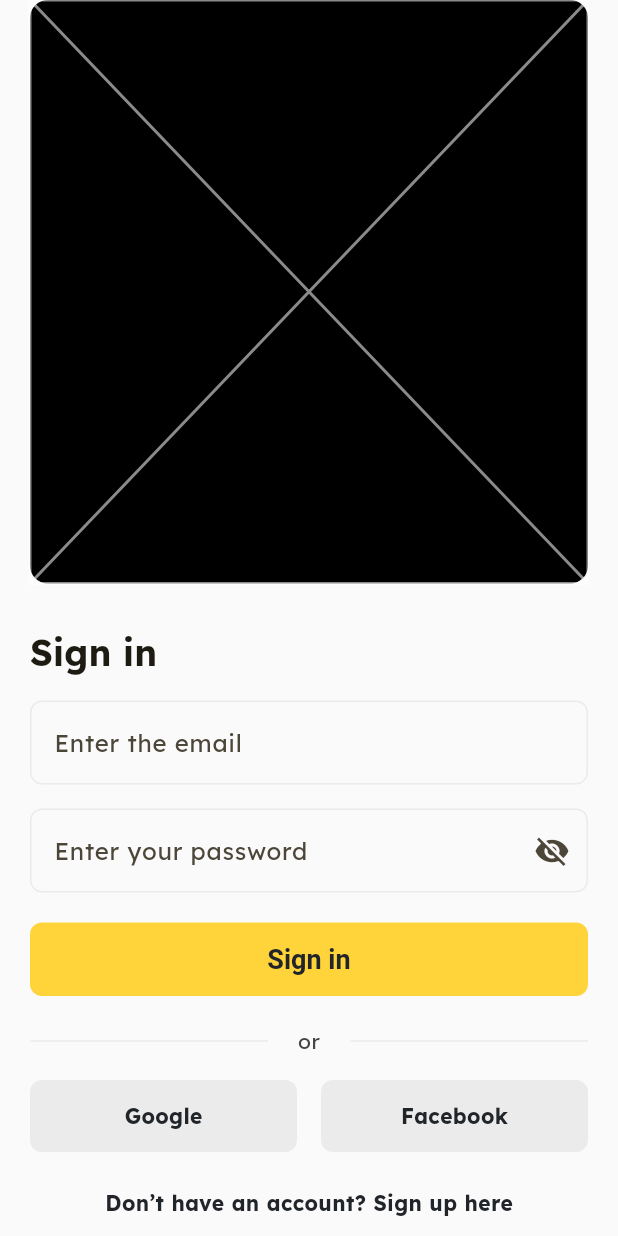
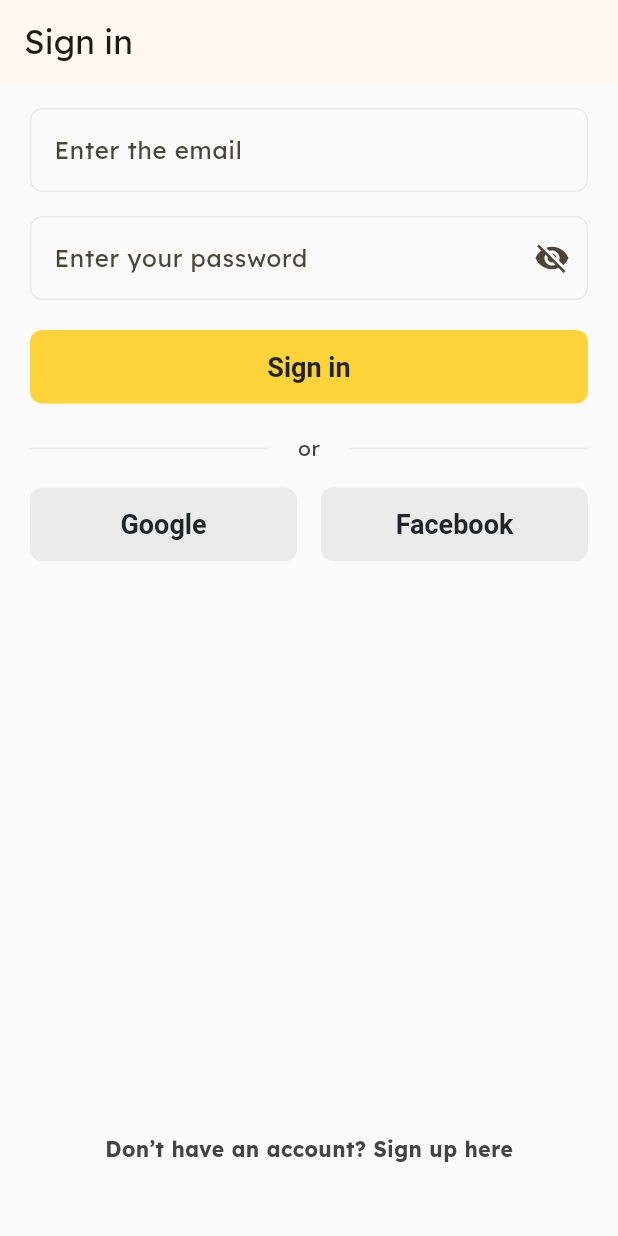
Before and after one commit to poojhaakumar0901/Checkaroo, a Flutter app: the screen it shows after launch, after a tap on "Get Started", on a phone screen of 412 x 824 dp. Run offline on Flutter 3.47's test engine with Material 3 defaults, Android fonts, the phone set to English and light mode, and no system bars; our stand-ins replace gap, get.

Commit message:
comments fixed

```diff
--- a/lib/config/theme.dart
+++ b/lib/config/theme.dart
@@ -37,10 +37,10 @@ class AppTheme {
 
     textTheme: const TextTheme(bodyMedium: TextStyle(color: Colors.white)),
 
-    textButtonTheme: TextButtonThemeData(
-      style: TextButton.styleFrom(
+    elevatedButtonTheme: ElevatedButtonThemeData(
+      style: ElevatedButton.styleFrom(
         backgroundColor: const Color(0xFFFFD43B),
-        foregroundColor: Colors.black,
+        foregroundColor: const Color(0xFF212529),
         textStyle: const TextStyle(fontWeight: FontWeight.bold, fontSize: 18),
         padding: const EdgeInsets.symmetric(vertical: 14),
         shape: RoundedRectangleBorder(borderRadius: BorderRadius.circular(8)),
--- a/lib/screens/onboarding_screen/view/onboarding_screen.dart
+++ b/lib/screens/onboarding_screen/view/onboarding_screen.dart
@@ -59,7 +59,6 @@ class OnboardingScreen extends StatelessWidget {
                 AppString.onBoardingDialog,
                 style: context.textTheme.bodyMedium?.copyWith(
                   fontWeight: FontWeight.bold,
-                  color: const Color(0xFF212529),
                 ),
               ),
             ),
--- a/lib/screens/sign_in_page/view/sign_in.dart
+++ b/lib/screens/sign_in_page/view/sign_in.dart
@@ -1,5 +1,3 @@
-import "dart:async";
-
 import "package:flutter/material.dart";
 import "package:gap/gap.dart";
 import "package:get/get.dart";
@@ -14,32 +12,30 @@ class SignInScreen extends GetView<SignInController> {
 
   @override
   Widget build(final BuildContext context) => Scaffold(
+    appBar: AppBar(
+      title: const Text(AppString.signIn),
+      centerTitle: false,
+      automaticallyImplyLeading: false,
+    ),
+    resizeToAvoidBottomInset: false,
     body: SafeArea(
-      child: Padding(
-        padding: EdgeInsets.symmetric(horizontal: AppConstants.kScreenPadding),
+      child: GestureDetector(
+        onTap: () => FocusScope.of(context).unfocus(),
+        behavior: HitTestBehavior.opaque,
+        child: LayoutBuilder(
+          builder:
+              (final BuildContext context, final BoxConstraints constraints) =>
+                  SingleChildScrollView(
+                    padding: EdgeInsets.symmetric(
+                      horizontal: AppConstants.kScreenPadding,
+                    ),
+                    child: ConstrainedBox(
+                      constraints: BoxConstraints(
+                        minHeight: constraints.maxHeight,
+                      ),
+                      child: IntrinsicHeight(
                         child: Column(
-          crossAxisAlignment: CrossAxisAlignment.stretch,
                           children: <Widget>[
-            Expanded(
-              child: Container(
-                width: double.infinity,
-                decoration: BoxDecoration(
-                  color: Colors.black,
-                  borderRadius: BorderRadius.circular(12),
-                ),
-                child: const Placeholder(color: Colors.white54),
-              ),
-            ),
-            const Gap(30),
-            Align(
-              alignment: Alignment.centerLeft,
-              child: Text(
-                AppString.signIn,
-                style: context.textTheme.headlineSmall?.copyWith(
-                  fontWeight: FontWeight.bold,
-                ),
-              ),
-            ),
                             const Gap(16),
                             CustomTextField(
                               controller: controller.emailController,
@@ -56,9 +52,7 @@ class SignInScreen extends GetView<SignInController> {
                             SizedBox(
                               width: double.infinity,
                               child: ElevatedButton(
-                onPressed: () {
-                  unawaited(controller.signIn());
-                },
+                                onPressed: controller.signIn,
                                 child: const Text(AppString.signIn),
                               ),
                             ),
@@ -66,7 +60,10 @@ class SignInScreen extends GetView<SignInController> {
                             Row(
                               children: <Widget>[
                                 const Expanded(
-                  child: Divider(thickness: 1, color: Color(0xFFEBEBEB)),
+                                  child: Divider(
+                                    thickness: 1,
+                                    color: Color(0xFFEBEBEB),
+                                  ),
                                 ),
                                 Padding(
                                   padding: EdgeInsets.symmetric(
@@ -78,7 +75,10 @@ class SignInScreen extends GetView<SignInController> {
                                   ),
                                 ),
                                 const Expanded(
-                  child: Divider(thickness: 1, color: Color(0xFFEBEBEB)),
+                                  child: Divider(
+                                    thickness: 1,
+                                    color: Color(0xFFEBEBEB),
+                                  ),
                                 ),
                               ],
                             ),
@@ -91,17 +91,8 @@ class SignInScreen extends GetView<SignInController> {
                                     style: ElevatedButton.styleFrom(
                                       backgroundColor: const Color(0xFFEBEBEB),
                                       foregroundColor: const Color(0xFF212529),
-                      shape: RoundedRectangleBorder(
-                        borderRadius: BorderRadius.circular(8),
                                     ),
-                    ),
-                    child: Text(
-                      AppString.google,
-                      style: context.textTheme.bodyMedium?.copyWith(
-                        fontWeight: FontWeight.bold,
-                        color: const Color(0xFF212529),
-                      ),
-                    ),
+                                    child: const Text(AppString.google),
                                   ),
                                 ),
                                 const Gap(16),
@@ -111,33 +102,30 @@ class SignInScreen extends GetView<SignInController> {
                                     style: ElevatedButton.styleFrom(
                                       backgroundColor: const Color(0xFFEBEBEB),
                                       foregroundColor: const Color(0xFF212529),
-                      shape: RoundedRectangleBorder(
-                        borderRadius: BorderRadius.circular(8),
+                                    ),
+                                    child: const Text(AppString.facebook),
                                   ),
                                 ),
+                              ],
+                            ),
+                            const Spacer(),
+                            const Gap(16),
+                            Center(
+                              child: BottomAppBar(
+                                color: Colors.transparent,
                                 child: Text(
-                      AppString.facebook,
+                                  AppString.signUpPrompt,
                                   style: context.textTheme.bodyMedium?.copyWith(
                                     fontWeight: FontWeight.bold,
-                        color: const Color(0xFF212529),
                                   ),
                                 ),
                               ),
                             ),
                           ],
                         ),
-            const Gap(24),
-            Center(
-              child: Text(
-                AppString.signUpPrompt,
-                style: context.textTheme.bodyMedium?.copyWith(
-                  fontWeight: FontWeight.bold,
-                  color: const Color(0xFF212529),
                       ),
                     ),
                   ),
-            const Gap(12),
-          ],
         ),
       ),
     ),
```
Lines whose indentation alone changed are shown as unchanged.
